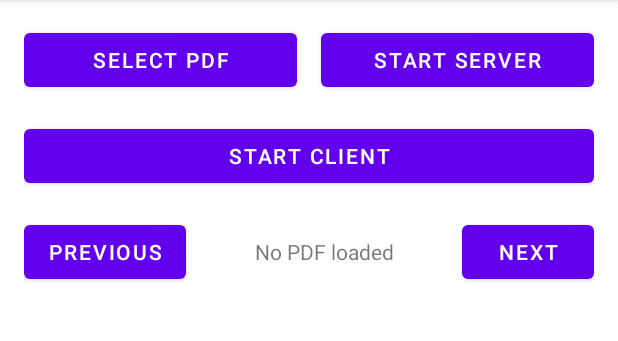
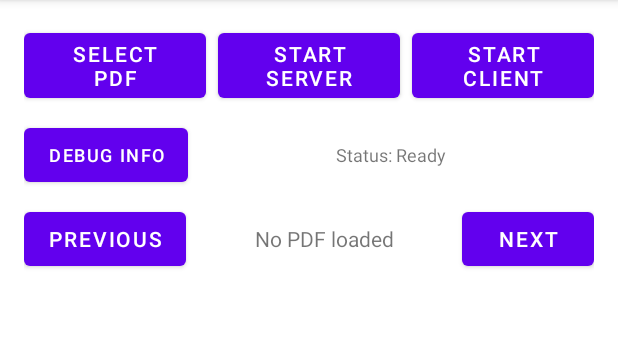
Before and after one commit to thomas-roos/ble-browser-android-bridge, an Android app: the screen it shows after launch (MainActivity), on a phone screen of 412 x 824 dp, the part 84-425 px from its top. Run offline under Robolectric (Android 15) with nearby library versions, the phone set to English and light mode, and no system bars.

Commit message:
Fix PDF navigation and add debug logging

```diff
--- a/android-app/app/src/main/res/layout/activity_main.xml
+++ b/android-app/app/src/main/res/layout/activity_main.xml
@@ -9,7 +9,7 @@
         android:layout_width="match_parent"
         android:layout_height="wrap_content"
         android:orientation="horizontal"
-        android:layout_marginBottom="16dp">
+        android:layout_marginBottom="8dp">
 
         <Button
             android:id="@+id/selectPdfButton"
@@ -17,7 +17,7 @@
             android:layout_height="wrap_content"
             android:layout_weight="1"
             android:text="Select PDF"
-            android:layout_marginEnd="8dp" />
+            android:layout_marginEnd="4dp" />
 
         <Button
             android:id="@+id/startServerButton"
@@ -25,16 +25,41 @@
             android:layout_height="wrap_content"
             android:layout_weight="1"
             android:text="Start Server"
-            android:layout_marginStart="8dp" />
+            android:layout_marginHorizontal="4dp" />
+
+        <Button
+            android:id="@+id/startClientButton"
+            android:layout_width="0dp"
+            android:layout_height="wrap_content"
+            android:layout_weight="1"
+            android:text="Start Client"
+            android:layout_marginStart="4dp" />
 
     </LinearLayout>
 
-    <Button
-        android:id="@+id/startClientButton"
+    <LinearLayout
         android:layout_width="match_parent"
         android:layout_height="wrap_content"
-        android:text="Start Client"
-        android:layout_marginBottom="16dp" />
+        android:orientation="horizontal"
+        android:layout_marginBottom="8dp">
+
+        <Button
+            android:id="@+id/debugButton"
+            android:layout_width="wrap_content"
+            android:layout_height="wrap_content"
+            android:text="Debug Info"
+            android:textSize="12sp" />
+
+        <TextView
+            android:id="@+id/statusText"
+            android:layout_width="0dp"
+            android:layout_height="wrap_content"
+            android:layout_weight="1"
+            android:text="Status: Ready"
+            android:gravity="center"
+            android:textSize="12sp" />
+
+    </LinearLayout>
 
     <LinearLayout
         android:layout_width="match_parent"
```
Also changed, not shown: android-app/app/src/main/java/com/github/blebrowserbridge/MainActivity.kt (+72 -4 lines).
